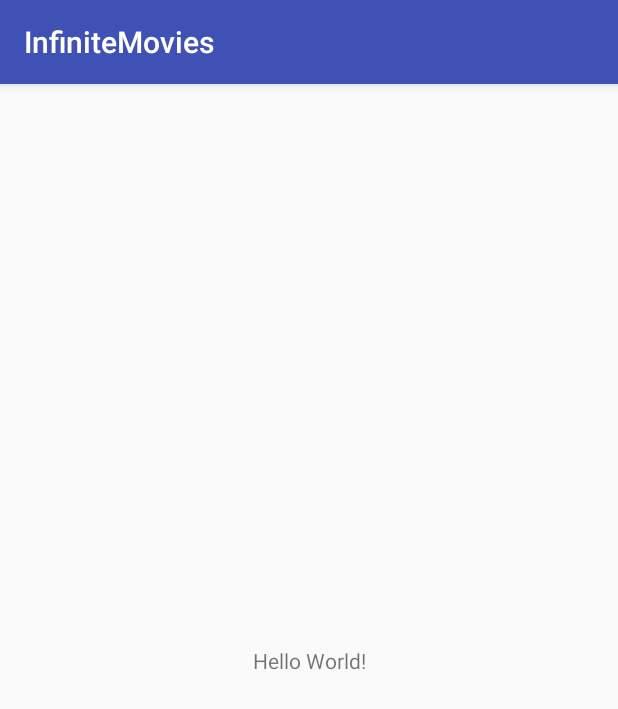
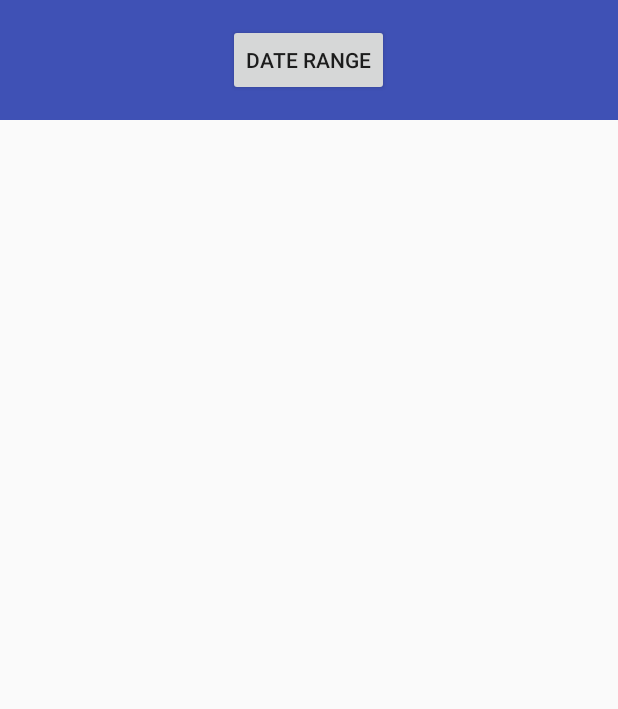
Before and after one commit to bnvinay92/infinite-movies, an Android app: the screen it shows after launch (MainActivity), on a phone screen of 412 x 824 dp. Shown: the top 709 px of the screen. Run offline under Robolectric (Android 15) with nearby library versions, the phone set to English and light mode, and no system bars.

Commit message:
Create movie list layout

```diff
--- a/app/build.gradle
+++ b/app/build.gradle
@@ -24,8 +24,14 @@ android.variantFilter { variant ->
   }
 }
 
+ext.versions = [
+    supportLib: '26.1.0'
+]
+
 dependencies {
-  implementation 'com.android.support:appcompat-v7:26.1.0'
+  implementation "com.android.support:appcompat-v7:$versions.supportLib"
+  implementation "com.android.support:recyclerview-v7:$versions.supportLib"
+
   implementation 'com.android.support.constraint:constraint-layout:1.0.2'
 
   testImplementation 'junit:junit:4.12'
--- a/app/src/main/AndroidManifest.xml
+++ b/app/src/main/AndroidManifest.xml
@@ -8,7 +8,7 @@
     android:label="@string/app_name"
     android:roundIcon="@mipmap/ic_launcher_round"
     android:supportsRtl="true"
-    android:theme="@style/AppTheme">
+    android:theme="@style/InfiniteMoviesTheme">
     <activity android:name=".MainActivity">
       <intent-filter>
         <action android:name="android.intent.action.MAIN" />
--- a/app/src/main/res/layout/activity_main.xml
+++ b/app/src/main/res/layout/activity_main.xml
@@ -1,18 +1,28 @@
 <?xml version="1.0" encoding="utf-8"?>
-<android.support.constraint.ConstraintLayout xmlns:android="http://schemas.android.com/apk/res/android"
-  xmlns:app="http://schemas.android.com/apk/res-auto"
+<LinearLayout xmlns:android="http://schemas.android.com/apk/res/android"
   xmlns:tools="http://schemas.android.com/tools"
   android:layout_width="match_parent"
   android:layout_height="match_parent"
+  android:orientation="vertical"
   tools:context="com.github.bnvinay92.infinitemovies.MainActivity">
 
-  <TextView
-    android:layout_width="wrap_content"
+  <LinearLayout
+    android:layout_width="match_parent"
     android:layout_height="wrap_content"
-    android:text="Hello World!"
-    app:layout_constraintBottom_toBottomOf="parent"
-    app:layout_constraintLeft_toLeftOf="parent"
-    app:layout_constraintRight_toRightOf="parent"
-    app:layout_constraintTop_toTopOf="parent" />
+    android:padding="@dimen/padding_toolbar"
+    android:background="@color/colorPrimary"
+    android:gravity="center"
+    android:orientation="horizontal">
+    <Button
+      android:id="@+id/button_daterange"
+      android:layout_width="wrap_content"
+      android:layout_height="wrap_content"
+      android:text="@string/button_daterange_text" />
+  </LinearLayout>
 
-</android.support.constraint.ConstraintLayout>
+  <android.support.v7.widget.RecyclerView
+    android:layout_width="match_parent"
+    android:layout_height="0dp"
+    android:layout_weight="1"
+    android:clipToPadding="false" />
+</LinearLayout>
--- /dev/null
+++ b/app/src/main/res/values/dimens.xml
@@ -0,0 +1,4 @@
+<?xml version="1.0" encoding="utf-8"?>
+<resources>
+  <dimen name="padding_toolbar">16dp</dimen>
+</resources>
--- a/app/src/main/res/values/strings.xml
+++ b/app/src/main/res/values/strings.xml
@@ -1,3 +1,4 @@
 <resources>
   <string name="app_name">InfiniteMovies</string>
+  <string name="button_daterange_text">Date range</string>
 </resources>
--- a/app/src/main/res/values/styles.xml
+++ b/app/src/main/res/values/styles.xml
@@ -1,11 +1,8 @@
 <resources>
 
-  <!-- Base application theme. -->
-  <style name="AppTheme" parent="Theme.AppCompat.Light.DarkActionBar">
-    <!-- Customize your theme here. -->
+  <style name="InfiniteMoviesTheme" parent="Theme.AppCompat.Light.NoActionBar">
     <item name="colorPrimary">@color/colorPrimary</item>
     <item name="colorPrimaryDark">@color/colorPrimaryDark</item>
     <item name="colorAccent">@color/colorAccent</item>
   </style>
-
 </resources>
```
